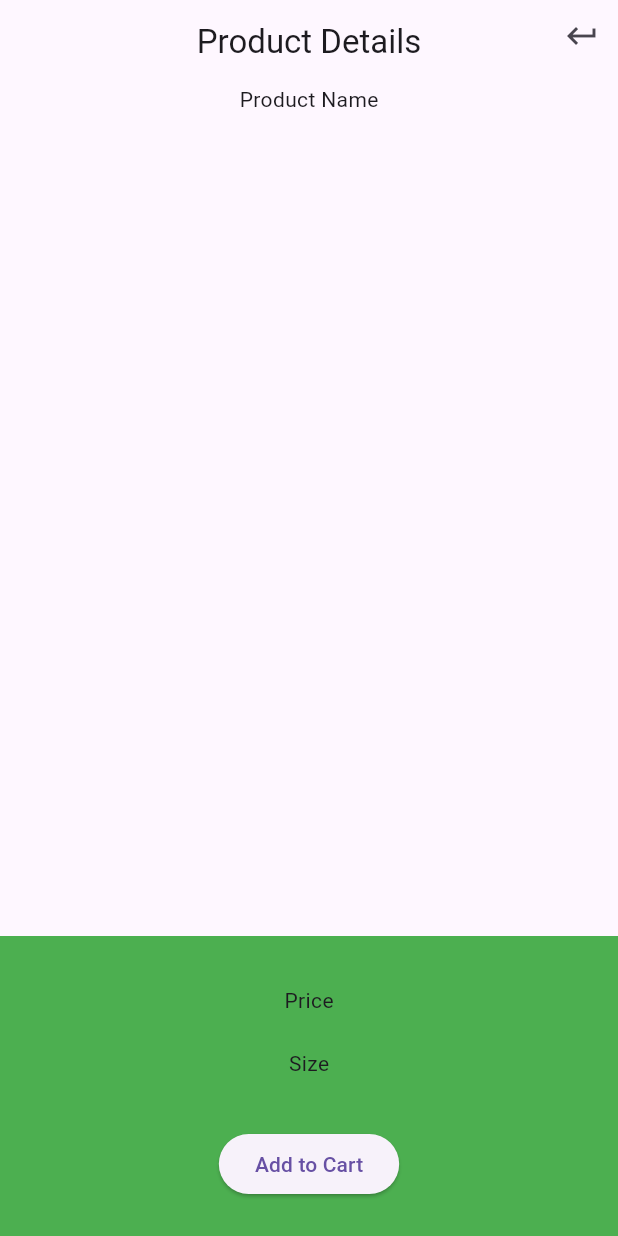
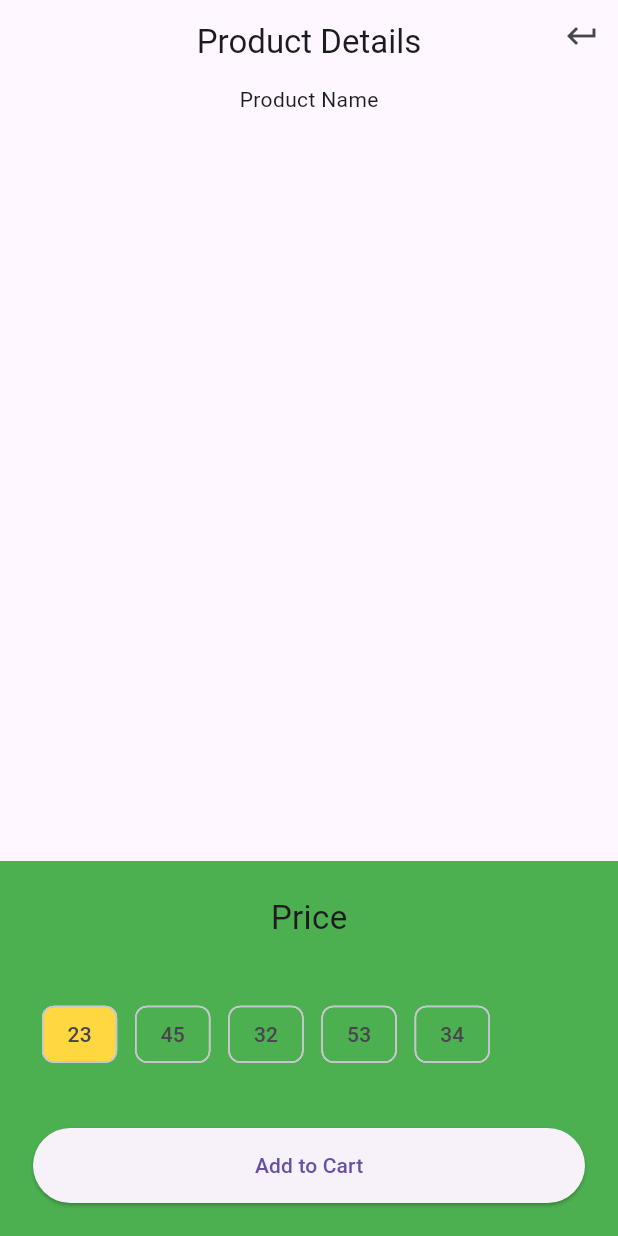
Before and after one commit to Jn-Sajol/Simple-Ecommerce-Flutter-app, a Flutter app: the screen it shows after launch, on a phone screen of 412 x 824 dp. Run offline on Flutter 3.47's test engine with Material 3 defaults, Android fonts, the phone set to English and light mode, and no system bars.

Commit message:
adding products footer

```diff
--- a/lib/main.dart
+++ b/lib/main.dart
@@ -12,7 +12,7 @@ class MyApp extends StatelessWidget {
 
   @override
   Widget build(BuildContext context) {
-    return const MaterialApp(
+    return  MaterialApp(
       debugShowCheckedModeBanner: false,
         home: ProductDetails(),
     );
--- a/lib/product_details.dart
+++ b/lib/product_details.dart
@@ -1,9 +1,17 @@
 import 'package:ecommerce_app/global_shop_data.dart';
 import 'package:flutter/material.dart';
-class ProductDetails extends StatelessWidget {
-  const ProductDetails({super.key});
+class ProductDetails extends StatefulWidget {
+   const ProductDetails({super.key});
 
+  @override
+  State<ProductDetails> createState() => _ProductDetailsState();
+}
+
+class _ProductDetailsState extends State<ProductDetails> {
   // final String productImage = products[0]['imageUrl'];
+   final List<String> size = ['23','45','32','53','34'];
+
+   var initialValue = 0;
 
   @override
   Widget build(BuildContext context) {
@@ -23,26 +31,55 @@ class ProductDetails extends StatelessWidget {
       body: Center(
         child: Column(
           children: [
-            Text('Product Name'),
+           const  Text('Product Name'),
             // Image(image: AssetImage(products[0]['imageUrl'].toString())),
             Spacer(flex: 2,),
 
             //footer
             Container(
-              height: 200,
+              height: 250,
               width: double.infinity,
-              padding: EdgeInsets.all(33),
-              decoration: BoxDecoration(
+              padding:const  EdgeInsets.all(22),
+              decoration: const BoxDecoration(
                 color: Colors.green,
               ),
               child: Column(
                 children: [
-                  Text('Price'),
-                  SizedBox(height: 22,),
-                  Text('Size'),
-                  SizedBox(height: 33,),
+                  const Text('Price',style: TextStyle(fontSize: 22),),
+                  // const SizedBox(height: 12,),
+                  Expanded(
+                    child: ListView.builder(
+                      scrollDirection: Axis.horizontal,
+                      itemCount: size.length,
+                        itemBuilder: (context,index){
+                        var sise = size[index];
+                        return
+                        GestureDetector(
+                          child: Padding(
+                            padding: const EdgeInsets.all(6.0),
+                            child: Chip(
+                              // labelPadding: EdgeInsets.all(11),
+                              backgroundColor: initialValue == index ? Colors.amberAccent:Colors.green,
+                              label: Text(sise),
+                            ),
+                          ),
+                          onTap: (){
+                            setState((){
+                              initialValue = index;
+                            });
+                          },
+
+                        );
+                        }
+                    ),
+                  ),
+                  // const SizedBox(height: 13,),
                   ElevatedButton(
-                      onPressed: (){},
+                      style: ElevatedButton.styleFrom(
+                        minimumSize: Size(double.infinity, 50)
+                      ),
+                      onPressed: (){
+                      },
                       child: Text('Add to Cart'),
                   )
                 ],
```
